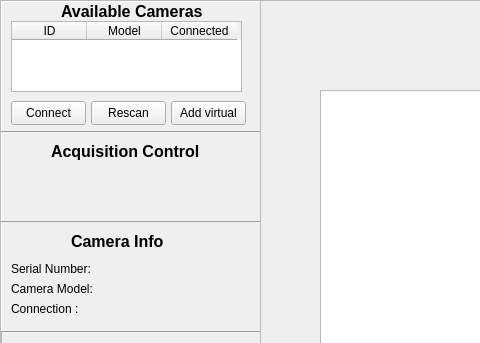
Old version of the form src/mainwindow.ui in the repository paulmthompson/CameraViewer; both pictures show x 0 to 480 and y 0 to 343 of the 865 by 584 pixel window.
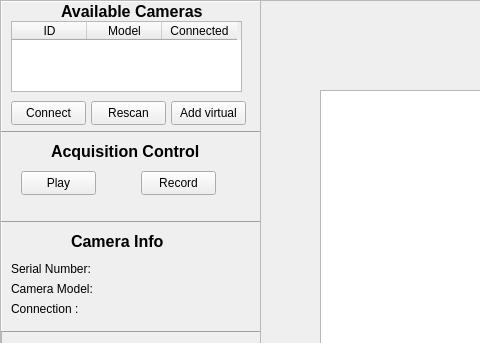
New version of the form.

Diff of the .ui file:
```diff
--- a/src/mainwindow.ui
+++ b/src/mainwindow.ui
@@ -227,6 +227,32 @@
           <string>Acquisition Control</string>
          </property>
         </widget>
+        <widget class="QPushButton" name="play_button">
+         <property name="geometry">
+          <rect>
+           <x>20</x>
+           <y>40</y>
+           <width>75</width>
+           <height>24</height>
+          </rect>
+         </property>
+         <property name="text">
+          <string>Play</string>
+         </property>
+        </widget>
+        <widget class="QPushButton" name="record_button">
+         <property name="geometry">
+          <rect>
+           <x>140</x>
+           <y>40</y>
+           <width>75</width>
+           <height>24</height>
+          </rect>
+         </property>
+         <property name="text">
+          <string>Record</string>
+         </property>
+        </widget>
        </widget>
        <widget class="QFrame" name="frame_2">
         <property name="geometry">
```
